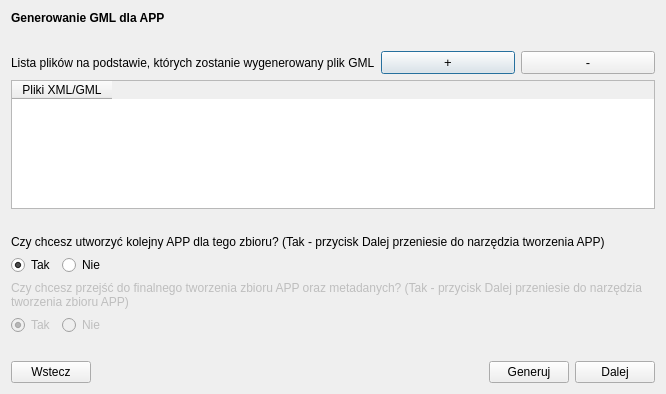
The window that modules/app/views/ui/generowanie_gml_dialog_base.ui (envirosolutionspl/wtyczka_qgis_app) describes before a commit, drawn with Qt 5.
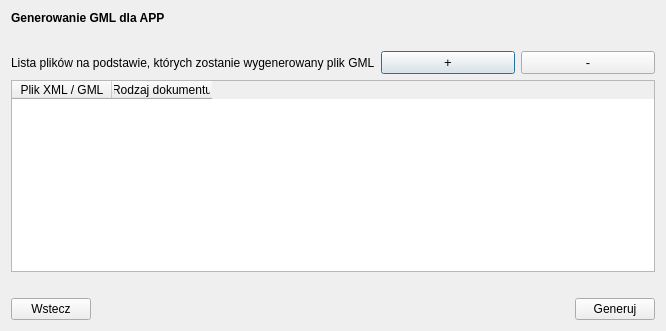
The same window after the commit.

Commit message: Popup po Generuj w Generowanie GML. Edycja okienek: Generowanie GML, Metadane i Przygotowanie zbioru.

The edit to the form file:
```diff
--- a/modules/app/views/ui/generowanie_gml_dialog_base.ui
+++ b/modules/app/views/ui/generowanie_gml_dialog_base.ui
@@ -10,7 +10,7 @@
     <x>0</x>
     <y>0</y>
     <width>666</width>
-    <height>394</height>
+    <height>331</height>
    </rect>
   </property>
   <property name="windowTitle">
@@ -81,127 +81,16 @@
       <widget class="QTableWidget" name="filesTable_widget">
        <column>
         <property name="text">
-         <string>Pliki XML/GML</string>
+         <string>Plik XML / GML</string>
         </property>
        </column>
+       <column>
+        <property name="text">
+         <string>Rodzaj dokumentu</string>
+        </property>
+       </column>
       </widget>
      </item>
-     <item>
-      <widget class="QLabel" name="empty2_lbl">
-       <property name="text">
-        <string/>
-       </property>
-      </widget>
-     </item>
-     <item>
-      <widget class="QLabel" name="questionMakeAnotherApp_lbl">
-       <property name="text">
-        <string>Czy chcesz utworzyć kolejny APP dla tego zbioru? (Tak - przycisk Dalej przeniesie do narzędzia tworzenia APP)</string>
-       </property>
-       <property name="wordWrap">
-        <bool>true</bool>
-       </property>
-      </widget>
-     </item>
-     <item>
-      <layout class="QHBoxLayout" name="horizontalLayout_2">
-       <item>
-        <widget class="QRadioButton" name="yesMakeAnotherApp_radioBtn">
-         <property name="text">
-          <string>Tak</string>
-         </property>
-         <property name="checked">
-          <bool>true</bool>
-         </property>
-         <attribute name="buttonGroup">
-          <string notr="true">buttonGroup_2</string>
-         </attribute>
-        </widget>
-       </item>
-       <item>
-        <widget class="QRadioButton" name="noMakeAnotherApp_radioBtn">
-         <property name="text">
-          <string>Nie</string>
-         </property>
-         <attribute name="buttonGroup">
-          <string notr="true">buttonGroup_2</string>
-         </attribute>
-        </widget>
-       </item>
-       <item>
-        <spacer name="horizontalSpacer">
-         <property name="orientation">
-          <enum>Qt::Horizontal</enum>
-         </property>
-         <property name="sizeHint" stdset="0">
-          <size>
-           <width>40</width>
-           <height>20</height>
-          </size>
-         </property>
-        </spacer>
-       </item>
-      </layout>
-     </item>
-     <item>
-      <widget class="QLabel" name="questionMakeSet_lbl">
-       <property name="enabled">
-        <bool>false</bool>
-       </property>
-       <property name="text">
-        <string>Czy chcesz przejść do finalnego tworzenia zbioru APP oraz metadanych? (Tak - przycisk Dalej przeniesie do narzędzia tworzenia zbioru APP)</string>
-       </property>
-       <property name="wordWrap">
-        <bool>true</bool>
-       </property>
-      </widget>
-     </item>
-     <item>
-      <layout class="QHBoxLayout" name="horizontalLayout_3">
-       <item>
-        <widget class="QRadioButton" name="yesMakeSet_radioBtn">
-         <property name="enabled">
-          <bool>false</bool>
-         </property>
-         <property name="text">
-          <string>Tak</string>
-         </property>
-         <property name="checked">
-          <bool>true</bool>
-         </property>
-         <attribute name="buttonGroup">
-          <string notr="true">buttonGroup</string>
-         </attribute>
-        </widget>
-       </item>
-       <item>
-        <widget class="QRadioButton" name="noMakeSet_radioBtn">
-         <property name="enabled">
-          <bool>false</bool>
-         </property>
-         <property name="text">
-          <string>Nie</string>
-         </property>
-         <attribute name="buttonGroup">
-          <string notr="true">buttonGroup</string>
-         </attribute>
-        </widget>
-       </item>
-       <item>
-        <spacer name="horizontalSpacer_2">
-         <property name="orientation">
-          <enum>Qt::Horizontal</enum>
-         </property>
-         <property name="sizeHint" stdset="0">
-          <size>
-           <width>40</width>
-           <height>20</height>
-          </size>
-         </property>
-        </spacer>
-       </item>
-      </layout>
-     </item>
      <item>
       <widget class="QLabel" name="empty3_lbl">
        <property name="text">
@@ -241,16 +130,6 @@
          </property>
         </widget>
        </item>
-       <item>
-        <widget class="QPushButton" name="next_btn">
-         <property name="enabled">
-          <bool>true</bool>
-         </property>
-         <property name="text">
-          <string>Dalej</string>
-         </property>
-        </widget>
-       </item>
       </layout>
      </item>
     </layout>
```
Left out of the diff: 4 changed lines with no effect on the pictures. The commit also changes 6 other files.
